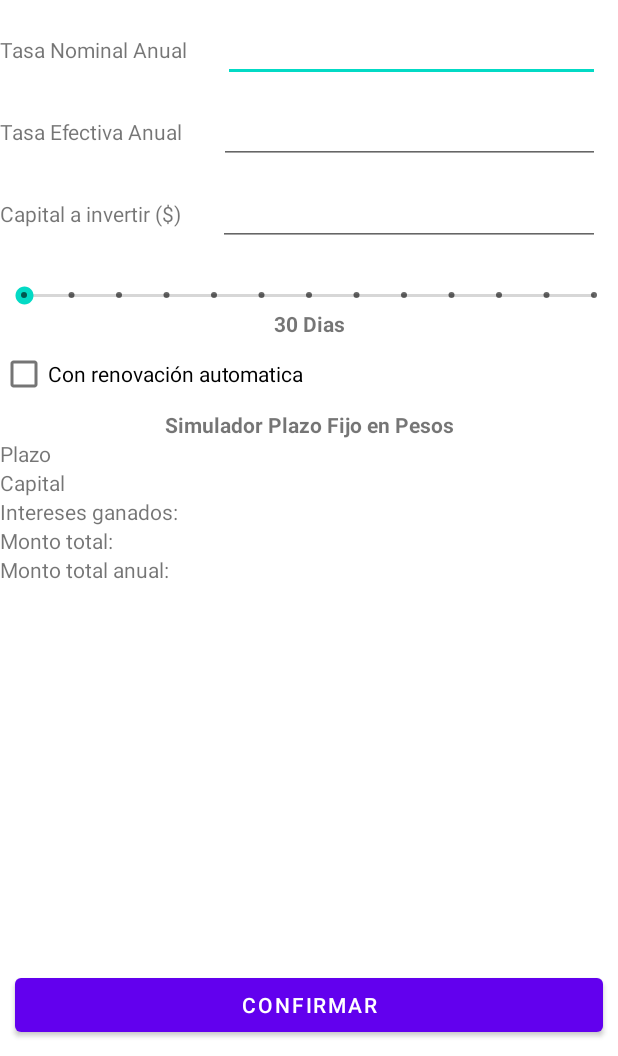
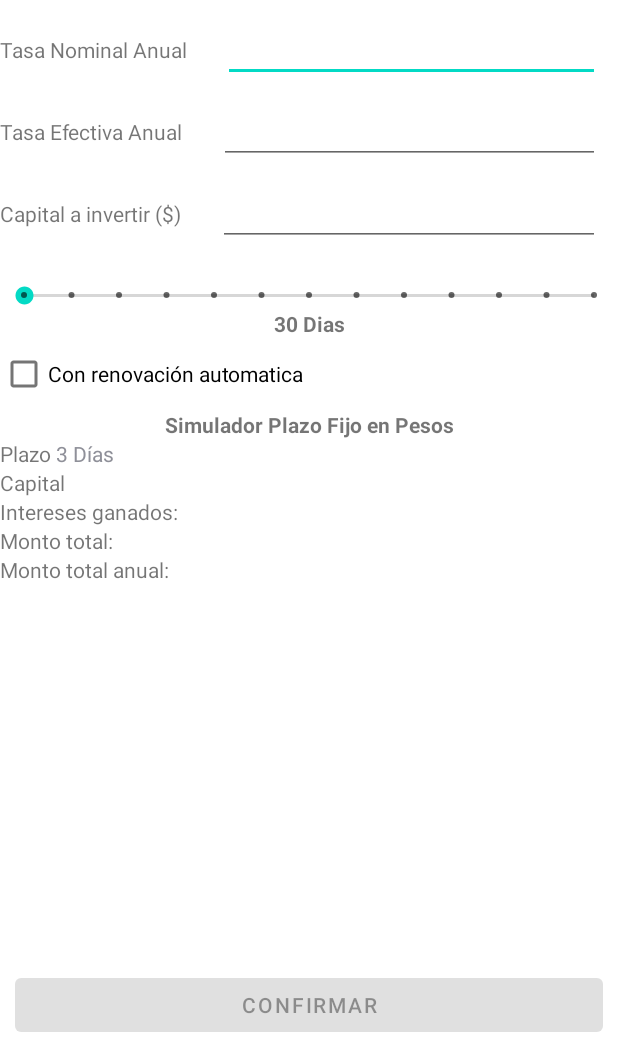
Before and after one commit to German-Vanni/BancoUTN, an Android app: the screen it shows after launch (SimularPlazoFijo), after a tap on "SIMULAR", on a phone screen of 412 x 824 dp, the part 180-1236 px from its top. Run offline under Robolectric (Android 15) with nearby library versions, the phone set to English and light mode, and no system bars.

Commit message:
Actualizacion dinamica de los campos en funcion de la entrada, Navegacion con Bundle, Mensaje de creacion de plazo

```diff
--- a/app/src/main/java/com/example/banco_utn_gts/MainActivity.java
+++ b/app/src/main/java/com/example/banco_utn_gts/MainActivity.java
@@ -1,7 +1,9 @@
 package com.example.banco_utn_gts;
 
+import androidx.appcompat.app.AlertDialog;
 import androidx.appcompat.app.AppCompatActivity;
 
+import android.content.DialogInterface;
 import android.content.Intent;
 import android.os.Bundle;
 import android.view.View;
@@ -15,6 +17,11 @@ import java.util.List;
 
 public class MainActivity extends AppCompatActivity {
     ActivityMainBinding binding;
+    Boolean simulado = false;
+    int diasSimulados = -1;
+    Double capitalInvertirSimulado = -1.;
+    String nombre = "";
+    String apellido = "";
 
     @Override
     protected void onCreate(Bundle savedInstanceState) {
@@ -25,9 +32,21 @@ public class MainActivity extends AppCompatActivity {
         List<String> listaDeMonedas = new ArrayList<String>();
         listaDeMonedas.add("PESOS");
         listaDeMonedas.add("DOLAR");
-        ArrayAdapter<String> adapter= new ArrayAdapter<String>(this, android.R.layout.simple_spinner_item,listaDeMonedas);
+        ArrayAdapter<String> adapter = new ArrayAdapter<String>(this, android.R.layout.simple_spinner_item, listaDeMonedas);
 
         binding.spinnerMoneda.setAdapter(adapter);
+
+        Bundle bundle = getIntent().getExtras();
+        if (bundle != null) {
+            if (bundle.containsKey("plazo") && bundle.containsKey("capitalInvertir")) {
+                diasSimulados = bundle.getInt("plazo");
+                capitalInvertirSimulado = bundle.getDouble("capitalInvertir");
+                simulado = true;
+                binding.constituirButton.setEnabled(true);
+            }
+        }
+
+
         binding.simularButton.setOnClickListener(new View.OnClickListener() {
             @Override
             public void onClick(View view) {
@@ -35,5 +54,29 @@ public class MainActivity extends AppCompatActivity {
                 startActivity(intent);
             }
         });
+        binding.constituirButton.setOnClickListener(new View.OnClickListener() {
+            @Override
+            public void onClick(View view) {
+
+                //Validar
+                String capitalString = String.format("%.2f",capitalInvertirSimulado);
+                String message = "Tu plazo fijo de ";
+                message += capitalString + " por " + diasSimulados + " días ha sido constituido!";
+
+
+                AlertDialog.Builder alertDialogBuilder = new AlertDialog.Builder(MainActivity.this);
+                alertDialogBuilder
+                        .setTitle("Felicitaciones " + nombre + " " + apellido + "!")
+                        .setMessage(message)
+                        .setPositiveButton("PIOLA", new DialogInterface.OnClickListener() {
+                    @Override
+                    public void onClick(DialogInterface dialogInterface, int i) {
+                        return;
+                    }
+                });
+                AlertDialog alertDialog = alertDialogBuilder.create();
+                alertDialog.show();
+            }
+        });
     }
 }
--- a/app/src/main/java/com/example/banco_utn_gts/SimularPlazoFijo.java
+++ b/app/src/main/java/com/example/banco_utn_gts/SimularPlazoFijo.java
@@ -2,9 +2,13 @@ package com.example.banco_utn_gts;
 
 import androidx.appcompat.app.AppCompatActivity;
 
+import android.content.Intent;
 import android.os.Bundle;
 import android.text.Editable;
 import android.text.TextWatcher;
+import android.view.View;
+import android.widget.SeekBar;
+import android.widget.TextView;
 
 import com.example.banco_utn_gts.databinding.ActivitySimularPlazoFijoBinding;
 
@@ -13,14 +17,84 @@ public class SimularPlazoFijo extends AppCompatActivity {
     private double tasaNomAnual = -1;
     private double tasaEfecAnual = -1;
     private double capitalInvertir  = -1;
+    private int plazo = 30;
+
+    TextView plazoResultTextView;
+    TextView capitalResultTextView;
+    TextView interesesResultTextView;
+    TextView montoTotalResultTextView;
+    TextView montoTotalAnualResultTextView;
+
 
     @Override
     protected void onCreate(Bundle savedInstanceState) {
         super.onCreate(savedInstanceState);
         binding = ActivitySimularPlazoFijoBinding.inflate(getLayoutInflater());
-        setContentView(binding.getRoot());;
+        setContentView(binding.getRoot());
 
-        binding.tasaNominalAnualEditText.addTextChangedListener(new TextWatcher() {
+        //TEST
+//        binding.capitalInvertirEditText.setText("100000");
+//        binding.tasaNominalAnualEditText.setText("69.5");
+//        binding.tasaEfectivaAnualEditText.setText("96.33");
+
+        binding.confirmarButton.setEnabled(false);
+
+        binding.tasaNominalAnualEditText.addTextChangedListener(new InputValuesTextWatcher());
+        binding.tasaEfectivaAnualEditText.addTextChangedListener(new InputValuesTextWatcher());
+        binding.capitalInvertirEditText.addTextChangedListener(new InputValuesTextWatcher());
+        binding.plazoSeekBar.setOnSeekBarChangeListener(new SeekBar.OnSeekBarChangeListener() {
+            @Override
+            public void onProgressChanged(SeekBar seekBar, int i, boolean b) {
+                plazo = seekBar.getProgress()*30;
+                String plazoString = " " + plazo  + " Días";
+                plazoResultTextView.setText(plazoString);
+                binding.seekbarLabelTextView.setText(plazoString);
+                if(CheckValidValuesOnInput()){
+                    calcular();
+                }
+            }
+
+            @Override
+            public void onStartTrackingTouch(SeekBar seekBar) {
+
+            }
+
+            @Override
+            public void onStopTrackingTouch(SeekBar seekBar) {
+
+            }
+        });
+
+        //Creamos los views necesarios para colocar los valores calculados dinamicamente
+        // en la parte inferior de la pantalla
+        plazoResultTextView = new TextView(getApplicationContext());
+        capitalResultTextView = new TextView(getApplicationContext());
+        interesesResultTextView = new TextView(getApplicationContext());
+        montoTotalResultTextView = new TextView(getApplicationContext());
+        montoTotalAnualResultTextView = new TextView(getApplicationContext());
+
+
+        String plazoString = " 3 Días";
+        plazoResultTextView.setText(plazoString);
+        binding.resultadoPlazoLinearlayout.addView(plazoResultTextView);
+        binding.resultadoCapitalLinearlayout.addView(capitalResultTextView);
+        binding.resultadoInteresesGanadosLinearlayout.addView(interesesResultTextView);
+        binding.resultadoMontoTotalLinearlayout.addView(montoTotalResultTextView);
+        binding.resultadoMontoTotalAnualLinearlayout.addView(montoTotalAnualResultTextView);
+
+        binding.confirmarButton.setOnClickListener(new View.OnClickListener() {
+            @Override
+            public void onClick(View view) {
+                Intent i = new Intent(SimularPlazoFijo.this, MainActivity.class);
+                i.putExtra("capitalInvertir", capitalInvertir);
+                i.putExtra("plazo", plazo);
+                startActivity(i);
+            }
+        });
+    }
+
+
+    private class InputValuesTextWatcher implements TextWatcher {
         @Override
         public void beforeTextChanged(CharSequence charSequence, int i, int i1, int i2) {
 
@@ -30,9 +104,10 @@ public class SimularPlazoFijo extends AppCompatActivity {
         public void onTextChanged(CharSequence charSequence, int i, int i1, int i2) {
             if(CheckValidValuesOnInput()){
                 binding.confirmarButton.setEnabled(true);
+                calcular();
             }
             else{
-                    binding.confirmarButton.setSelected(false);
+//              binding.confirmarButton.setSelected(false);
                 binding.confirmarButton.setEnabled(false);
             }
         }
@@ -41,7 +116,16 @@ public class SimularPlazoFijo extends AppCompatActivity {
         public void afterTextChanged(Editable editable) {
 
         }
-        });
+    }
+
+    private void calcular() {
+        capitalResultTextView.setText(binding.capitalInvertirEditText.getText());
+        Double interesesGanados = capitalInvertir * (tasaNomAnual / 100) * plazo / (360) ;
+        interesesResultTextView.setText(String.format("%.2f", interesesGanados));
+        Double montoTotal = capitalInvertir + interesesGanados;
+        montoTotalResultTextView.setText(String.format("%.2f",montoTotal));
+        Double montoTotalAnual = (capitalInvertir * (tasaNomAnual / 100)) + capitalInvertir;
+        montoTotalAnualResultTextView.setText(String.format("%.2f", montoTotalAnual));
     }
 
     protected Boolean CheckValidValuesOnInput(){
@@ -76,5 +160,4 @@ public class SimularPlazoFijo extends AppCompatActivity {
         return true;
     }
 
-
 }
--- a/app/src/main/res/layout/activity_main.xml
+++ b/app/src/main/res/layout/activity_main.xml
@@ -74,6 +74,7 @@
 
     </Button>
     <Button
+        android:id="@+id/constituir_button"
         android:layout_width="wrap_content"
         android:layout_height="wrap_content"
         android:text="CONSTITUIR"
--- a/app/src/main/res/layout/activity_simular_plazo_fijo.xml
+++ b/app/src/main/res/layout/activity_simular_plazo_fijo.xml
@@ -96,10 +96,21 @@
             style="@style/Widget.AppCompat.SeekBar.Discrete"
             android:progress="1"
             android:min="1"
-            android:max="12">
+            android:max="12"
+            >
 
         </SeekBar>
+
+<!--        <com.google.android.material.slider.Slider-->
+<!--            android:id="@+id/plazo_seekBar"-->
+<!--        android:valueFrom="1.0"-->
+<!--        android:valueTo="24.0"-->
+<!--        android:stepSize="1.0"-->
+<!--            android:layout_height="wrap_content"-->
+<!--            android:layout_width="match_parent"/>-->
+
         <TextView
+            android:id="@+id/seekbarLabel_textView"
             android:layout_width="match_parent"
             android:layout_height="wrap_content"
             android:text="30 Dias"
```
Lines whose indentation alone changed are shown as unchanged.
